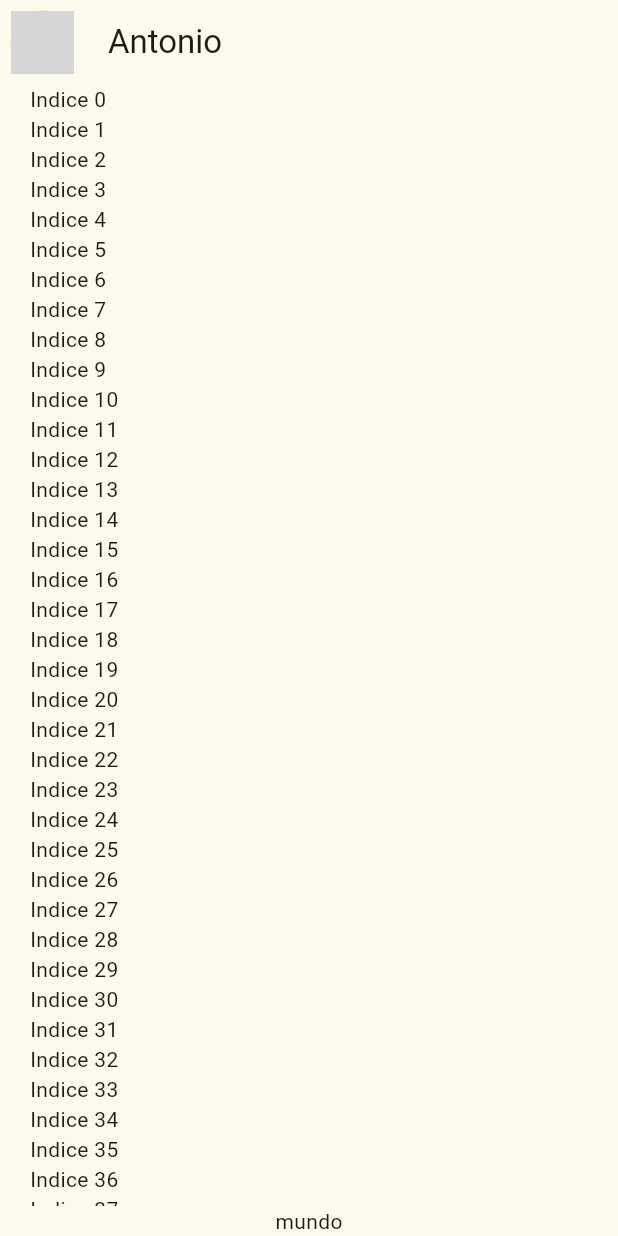
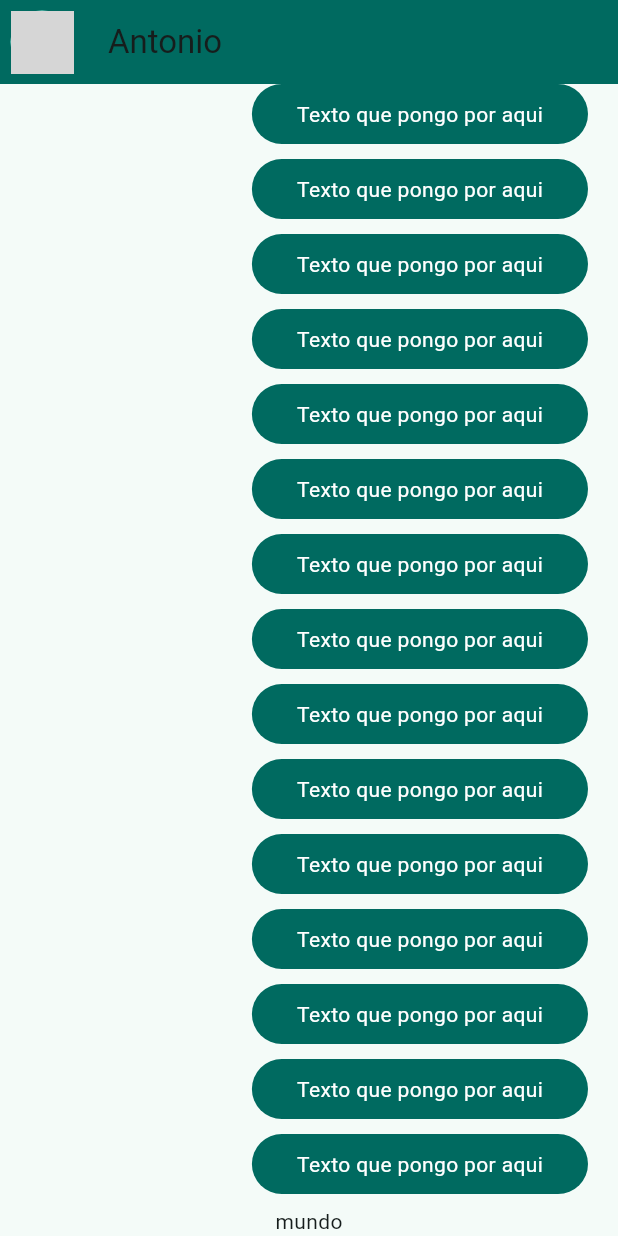
Before and after one commit to elarreglador/Flutter_movil.Yes_No_Maybe, a Flutter app: the screen it shows after launch, on a phone screen of 412 x 824 dp. Run offline on Flutter 3.47's test engine with Material 3 defaults, Android fonts, the phone set to English and light mode, and no system bars; network calls fail; grey boxes are pictures that could not be loaded.

Commit message:
Mis Mensajes - Burbuja de chat

```diff
--- a/lib/main.dart
+++ b/lib/main.dart
@@ -1,6 +1,6 @@
 import 'package:flutter/material.dart';
 import 'package:ud5_yes_no_maybe/config/theme/app_theme.dart';
-import 'package:ud5_yes_no_maybe/presentation/chat/chat_screen.dart';
+import 'package:ud5_yes_no_maybe/presentation/screens/chat/chat_screen.dart';
 
 void main() => runApp(const MyApp());
 
@@ -12,7 +12,7 @@
     return MaterialApp(
       title: 'Yes No Maybe',
       debugShowCheckedModeBanner: false,
-      theme: AppTheme( selectedColor:  5 ).theme(), //nuestro theme en config/theme/
+      theme: AppTheme( selectedColor:  2 ).theme(), //nuestro theme en config/theme/
       home: const ChatScreen(), //funcion con el AppBar y el body
     );
   }
--- a/lib/presentation/chat/chat_screen.dart
+++ b/lib/presentation/screens/chat/chat_screen.dart
@@ -1,4 +1,5 @@
 import "package:flutter/material.dart";
+import "package:ud5_yes_no_maybe/presentation/widgets/chat/my_message_bubble.dart";
 
 class ChatScreen extends StatelessWidget {
 
@@ -6,9 +7,14 @@
 
   @override
   Widget build(BuildContext context) {
+
+    final colors = Theme.of(context).colorScheme;
+
+
     return Scaffold(
       // AppBar
       appBar: AppBar(
+        backgroundColor: colors.primary, //color primario del tema,
         leading: const Padding(
           padding: EdgeInsets.all(7.0),
           child: CircleAvatar(
@@ -41,7 +47,7 @@
               child: ListView.builder(
                 itemCount: 100,
                 itemBuilder: (context, index){
-                  return Text("Indice $index");
+                  return const MyMessageBubble();
                 }
               )
             ),
--- /dev/null
+++ b/lib/presentation/widgets/chat/my_message_bubble.dart
@@ -0,0 +1,34 @@
+import 'package:flutter/material.dart';
+
+class MyMessageBubble extends StatelessWidget {
+  const MyMessageBubble({super.key});
+
+  @override
+  Widget build(BuildContext context) {
+
+    final colors = Theme.of(context).colorScheme;
+
+    return Column( //BURBUJA
+      crossAxisAlignment: CrossAxisAlignment.end,
+      children: [
+        Container(
+          decoration: BoxDecoration(
+            color: colors.primary, //color primario del tema
+            borderRadius: BorderRadius.circular(20),
+          ),
+          child: const Padding(
+            padding: EdgeInsets.symmetric(horizontal: 30, vertical: 10),
+            child: Text(
+              'Texto que pongo por aqui',
+              style: TextStyle(
+                color: Colors.white
+              ),),
+          )
+        ),
+
+        // Separador entre mensajes
+        const SizedBox(height: 10)
+      ],
+    );
+  }
+}
```
